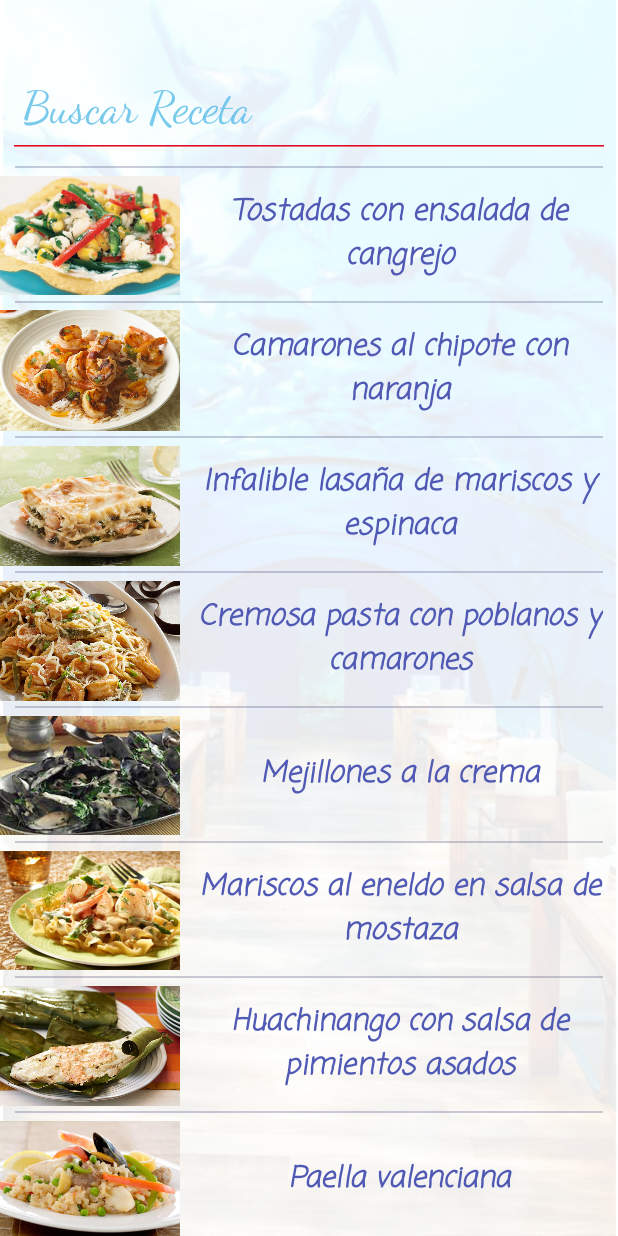
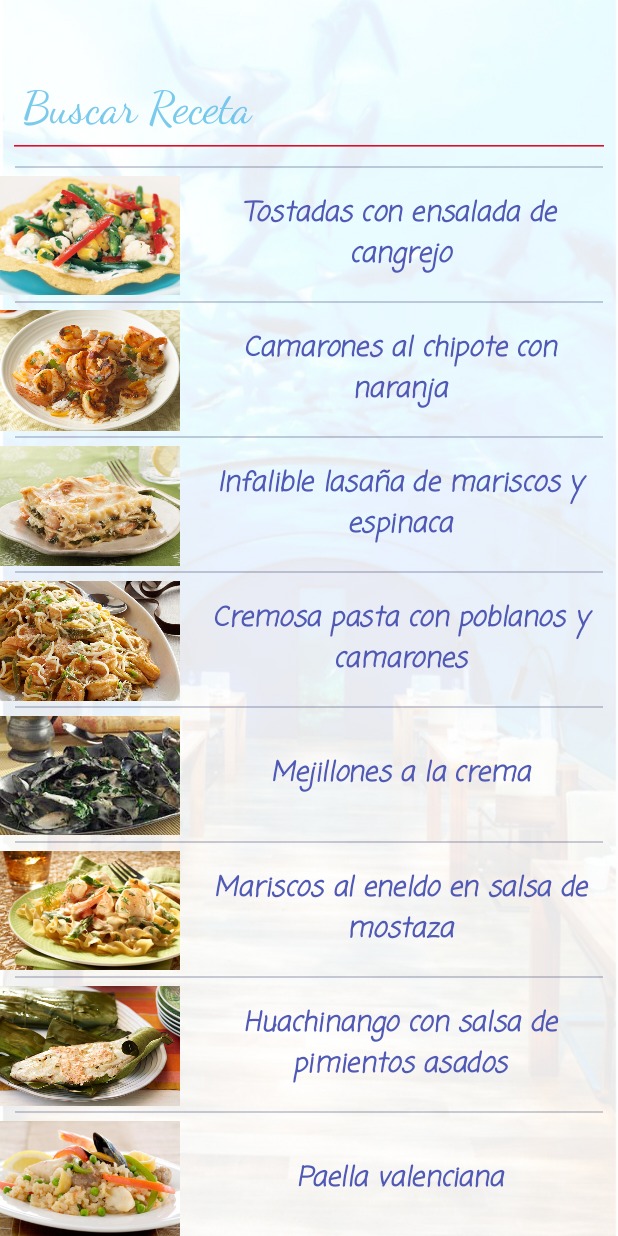
Before and after one commit to MarWebSurf/ENTREGABLE2, an Android app: the fragment FragmentRecetas placed in its activity, on a phone screen of 412 x 824 dp. Run offline under Robolectric (Android 15) with nearby library versions, the phone set to English and light mode, and no system bars.

Commit message:
bue este es el ultimo

```diff
--- a/Entregable2PotettiMariano/app/src/main/res/layout/celda_recyclerview.xml
+++ b/Entregable2PotettiMariano/app/src/main/res/layout/celda_recyclerview.xml
@@ -30,11 +30,11 @@
         android:layout_height="wrap_content"
         android:layout_gravity="center"
         android:textAlignment="center"
-        android:padding="10dp"
+        android:padding="7dp"
         tools:text="textoSuperior"
         android:fontFamily="casual"
         android:textColor="@color/colortexto"
-        android:textSize="19sp"
+        android:textSize="18sp"
         android:gravity="center"
         android:textStyle="bold|italic"/>
 
```
